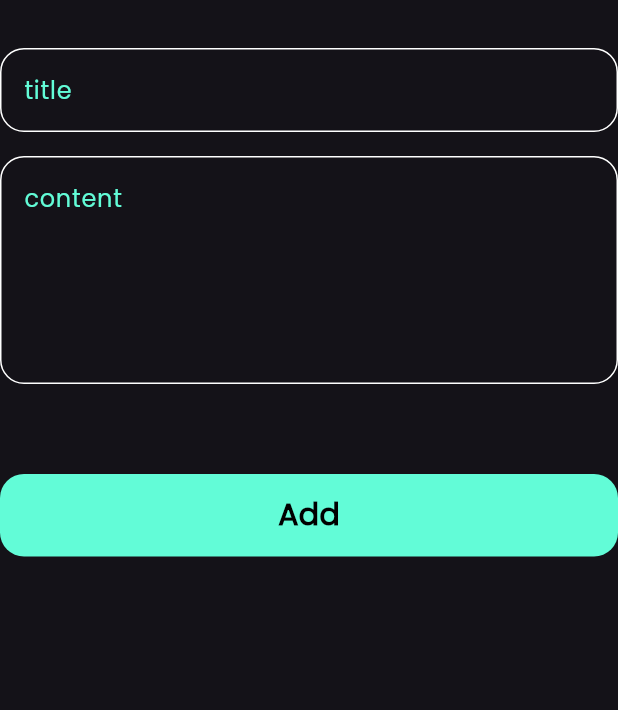
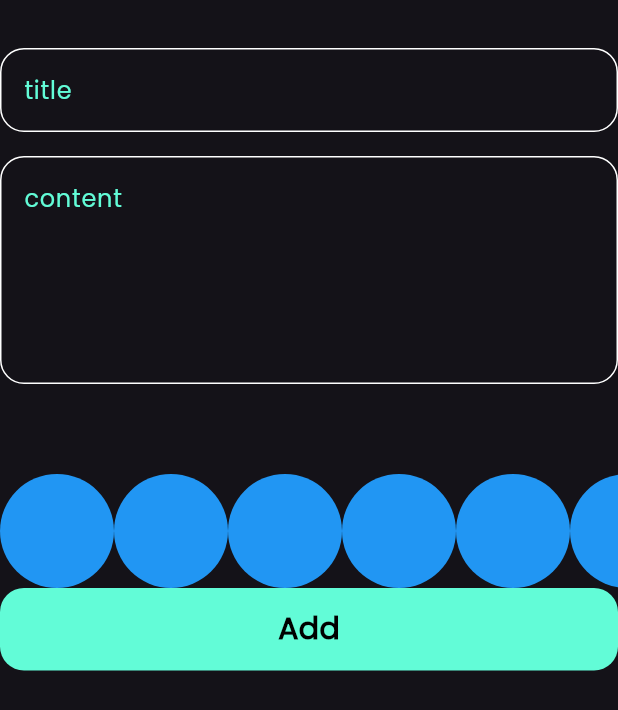
Before and after one commit to kie4a/notes_app, a Flutter app: the AddNoteForm widget shown alone on an empty page, opened directly, on a phone screen of 412 x 824 dp. Shown: the top 710 px of the screen. Run offline on Flutter 3.47's test engine with Material 3 defaults, Android fonts, the phone set to English and light mode, and no system bars; our stand-ins replace bloc, flutter_bloc, font_awesome_flutter, hive, hive_flutter; accounts and stored records are empty.

Commit message:
create colors list view part 1

```diff
--- a/App/lib/widgets/add_note_form.dart
+++ b/App/lib/widgets/add_note_form.dart
@@ -3,6 +3,7 @@
 import 'package:intl/intl.dart';
 import 'package:qq/cubits/add_note_cubit.dart/cubit/add_note_cubit.dart';
 import 'package:qq/models/note_model.dart';
+import 'package:qq/widgets/colors_list_view.dart';
 import 'package:qq/widgets/custom_botton.dart';
 import 'package:qq/widgets/custom_text_filed.dart';
 
@@ -42,7 +43,7 @@
             },
           ),
           SizedBox(height: 60),
-
+ColorsListView(),
           BlocBuilder<AddNoteCubit, AddNoteState>(
             builder: (context, state) {
               return CustomBotton(
--- /dev/null
+++ b/App/lib/widgets/colors_list_view.dart
@@ -0,0 +1,29 @@
+
+import 'package:flutter/material.dart';
+
+class ColorItem extends StatelessWidget {
+  const ColorItem({super.key});
+
+  @override
+  Widget build(BuildContext context) {
+    return CircleAvatar(radius: 38, backgroundColor: Colors.blue);
+  }
+}
+
+class ColorsListView extends StatelessWidget {
+  const ColorsListView({super.key});
+
+  @override
+  Widget build(BuildContext context) {
+    return SizedBox(height: 38*2,
+      child: ListView.builder(
+
+        scrollDirection: Axis.horizontal,
+        itemBuilder: (context, index) {
+          return
+          const ColorItem();
+        },
+      ),
+    );
+  }
+}
```
